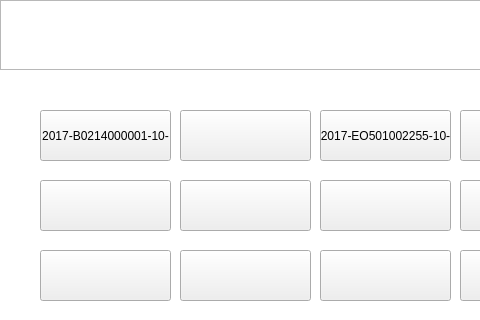
First picture: the form in SmartCabinet/Device/devicesimulate.ui, repository birdman1992/SmartCabinet, before the edit; both pictures show x 0 to 480 and y 0 to 320 of the 640 by 480 pixel window.
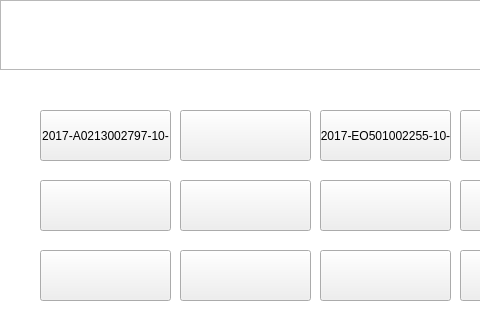
Second picture: the form after the edit. The open tabs and pages were chosen to show the change.

Patch:
```diff
--- a/SmartCabinet/Device/devicesimulate.ui
+++ b/SmartCabinet/Device/devicesimulate.ui
@@ -166,7 +166,7 @@
         <enum>Qt::NoFocus</enum>
        </property>
        <property name="text">
-        <string>2017-B0214000001-10-</string>
+        <string>2017-A0213002797-10-</string>
        </property>
       </widget>
       <widget class="QPushButton" name="pushButton_6">
```
Left out of the diff: 4 changed lines with no effect on the pictures.
